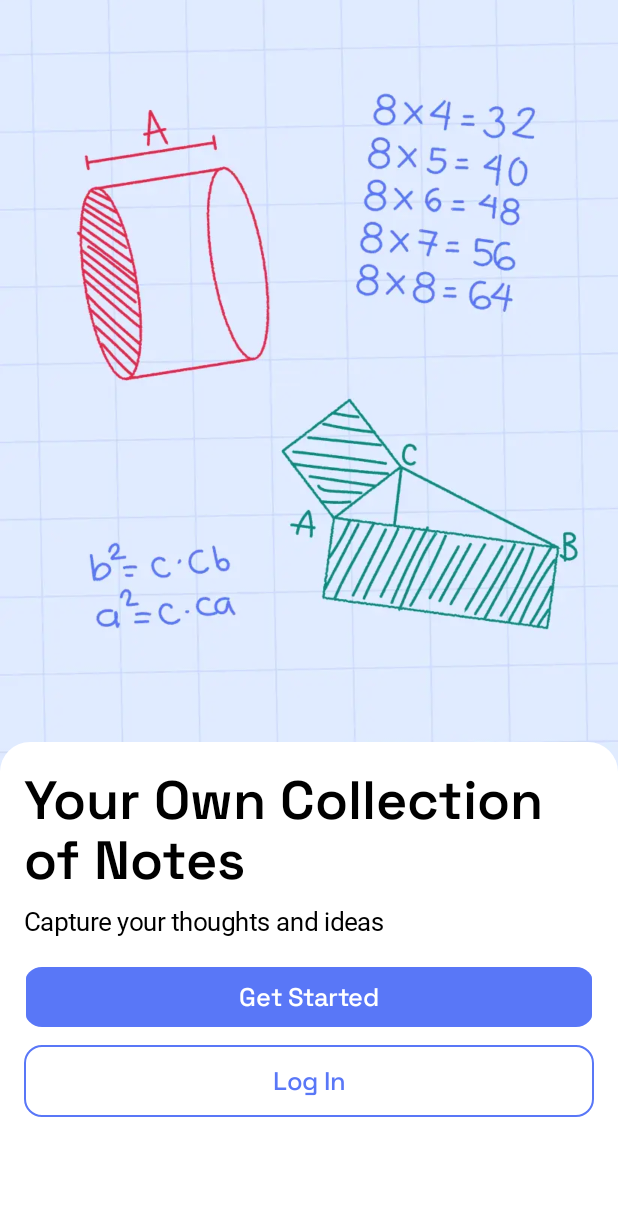
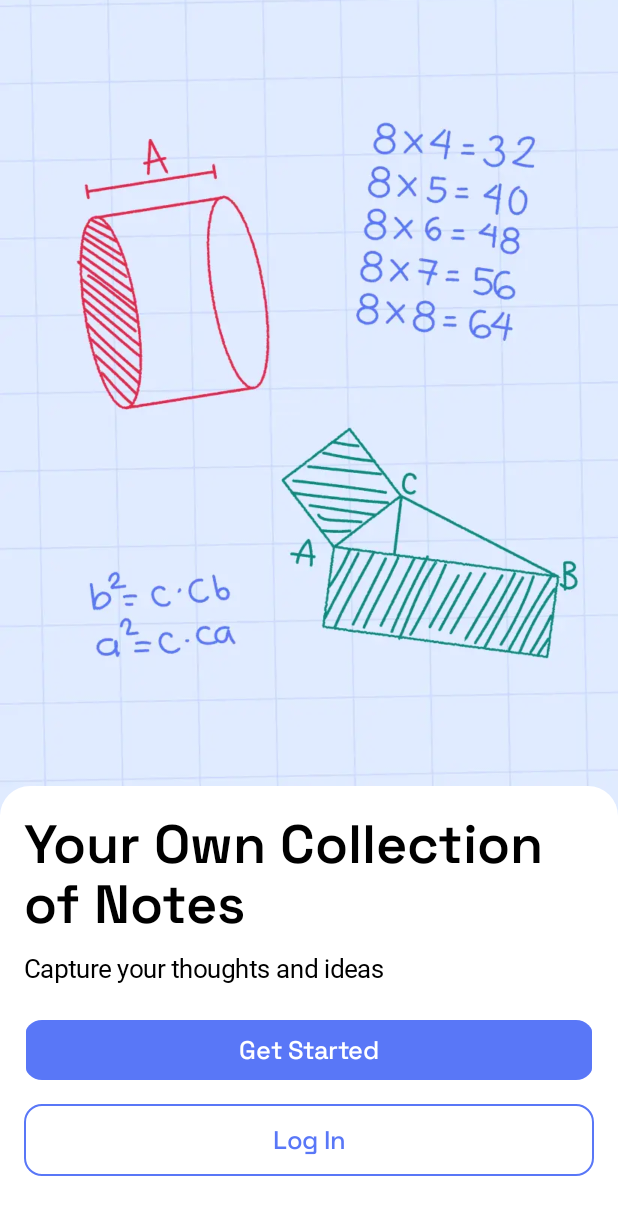
Before and after one commit to ssk18/NoteMark, an Android app built with Jetpack Compose: the screen it shows after launch (MainActivity), on a phone screen of 412 x 824 dp. Shown: the top 1215 px of the screen. Run offline under Robolectric (Android 15) with nearby library versions, the phone set to English and light mode, and no system bars; our stand-ins replace Navigation 3; Roboto replaces fonts that are not available here.

Commit message:
Refactor: Update LandingScreen UI and add components
- Simplified `LandingScreen` layout by removing responsive logic and using fixed dimensions.
- Added `eye.xml` and `eye_off.xml` drawable resources for password visibility toggle.
- Added string resources for "Hide password" and "Show password".
- Created `Icons.kt` with `PasswordVisibleIcon` and `PasswordNotVisibleIcon` composables.
- Added an empty `RegistrationScreen.kt` composable.
- Added `NoteMarkTextField` composable with custom styling and preview.

```diff
--- a/auth/presentation/src/main/java/com/ssk/auth/presentation/landingscreen/LandingScreen.kt
+++ b/auth/presentation/src/main/java/com/ssk/auth/presentation/landingscreen/LandingScreen.kt
@@ -3,14 +3,12 @@ package com.ssk.auth.presentation.landingscreen
 import androidx.compose.foundation.Image
 import androidx.compose.foundation.background
 import androidx.compose.foundation.layout.Box
-import androidx.compose.foundation.layout.BoxWithConstraints
 import androidx.compose.foundation.layout.Column
 import androidx.compose.foundation.layout.Spacer
 import androidx.compose.foundation.layout.fillMaxSize
 import androidx.compose.foundation.layout.fillMaxWidth
 import androidx.compose.foundation.layout.height
 import androidx.compose.foundation.layout.padding
-import androidx.compose.foundation.layout.width
 import androidx.compose.foundation.shape.RoundedCornerShape
 import androidx.compose.material3.MaterialTheme
 import androidx.compose.material3.Text
@@ -32,76 +30,23 @@ fun LandingScreen(
     onSignUpClick: () -> Unit,
     onSignInClick: () -> Unit
 ) {
-    BoxWithConstraints(modifier = modifier.fillMaxSize()) {
-        val constraints = this
-        val isLandscape = constraints.maxWidth > constraints.maxHeight
-        val isTablet = constraints.maxWidth >= 600.dp
-
-        // Calculate responsive dimensions based on constraints
-        val contentWidth = when {
-            constraints.maxWidth > 1200.dp -> constraints.maxWidth * 0.3f
-            constraints.maxWidth > 800.dp -> constraints.maxWidth * 0.35f
-            else -> constraints.maxWidth * 0.45f
-        }
-
-        val verticalPadding = constraints.maxHeight * 0.1f
-        val imageContentScale = if (isLandscape || isTablet) ContentScale.FillWidth else ContentScale.Crop
-
-        if (isLandscape || isTablet) {
-            // Landscape Layout - Image fills background, content overlaid
-            Box(modifier = Modifier.fillMaxSize()) {
-                // Full background image with better scaling
-                Image(
-                    painter = painterResource(id = R.drawable.notemark_background),
-                    contentDescription = null,
-                    contentScale = imageContentScale,
-                    modifier = Modifier.fillMaxSize()
-                )
-
-                // Content section with responsive positioning
     Box(
-                    modifier = Modifier
-                        .fillMaxSize()
-                        .padding(vertical = verticalPadding),
-                    contentAlignment = Alignment.CenterEnd
-                ) {
-                    ContentSection(
-                        modifier = Modifier
-                            .width(contentWidth)
-                            .background(
-                                color = MaterialTheme.colorScheme.onPrimary,
-                                shape = RoundedCornerShape(
-                                    topStart = 20.dp,
-                                    bottomStart = 20.dp
-                                )
-                            )
-                            .padding(
-                                horizontal = (constraints.maxWidth * 0.02f).coerceAtLeast(16.dp),
-                                vertical = (constraints.maxHeight * 0.03f).coerceAtLeast(16.dp)
-                            ),
-                        onSignUpClick = onSignUpClick,
-                        onSignInClick = onSignInClick
-                    )
-                }
-            }
-        } else {
-            // Portrait Layout
-            Box(
-                modifier = Modifier.fillMaxSize(),
+        modifier = modifier
+            .fillMaxSize(),
         contentAlignment = Alignment.BottomCenter
     ) {
         Image(
             painter = painterResource(id = R.drawable.notemark_background),
             contentDescription = null,
-                    contentScale = imageContentScale,
+            contentScale = ContentScale.Crop,
             modifier = Modifier
                 .fillMaxSize()
-                        .padding(bottom = constraints.maxHeight * 0.35f)
+                .padding(bottom = 250.dp)
         )
-                ContentSection(
+        Column(
             modifier = Modifier
                 .fillMaxWidth()
-                        .height(constraints.maxHeight * 0.4f)
+                .height(300.dp)
                 .background(
                     color = MaterialTheme.colorScheme.onPrimary,
                     shape = RoundedCornerShape(
@@ -109,44 +54,28 @@ fun LandingScreen(
                         topEnd = 20.dp
                     )
                 )
-                        .padding(horizontal = 16.dp, vertical = 16.dp),
-                    onSignUpClick = onSignUpClick,
-                    onSignInClick = onSignInClick
-                )
-            }
-        }
-    }
-}
-
-
-@Composable
-private fun ContentSection(
-    modifier: Modifier = Modifier,
-    onSignUpClick: () -> Unit,
-    onSignInClick: () -> Unit
-) {
-    Column(
-        modifier = modifier,
+                .padding(horizontal = 16.dp, vertical = 16.dp)
         ) {
             Text(
                 text = "Your Own Collection of Notes",
                 style = MaterialTheme.typography.titleLarge,
             )
-        Spacer(Modifier.height(8.dp))
+            Spacer(modifier = Modifier.height(10.dp))
             Text(
                 text = "Capture your thoughts and ideas",
                 style = MaterialTheme.typography.bodyLarge,
             )
-        Spacer(Modifier.height(16.dp))
+            Spacer(modifier = Modifier.height(20.dp))
             NoteMarkActionPrimaryButton(
                 onClick = onSignUpClick,
                 title = "Get Started"
             )
-        Spacer(Modifier.height(8.dp))
+            Spacer(modifier = Modifier.height(12.dp))
             NoteMarkActionSecondaryButton(
                 title = "Log In",
                 onClick = onSignInClick
             )
+        }
     }
 }
 
--- /dev/null
+++ b/core/presentation/designsystem/src/main/res/values/strings.xml
@@ -0,0 +1,5 @@
+<?xml version="1.0" encoding="utf-8"?>
+<resources>
+    <string name="hide_password">Hide password</string>
+    <string name="show_password">Show password</string>
+</resources>
```
Also changed, not shown: auth/presentation/src/main/java/com/ssk/auth/presentation/registrationscreen/RegistrationScreen.kt (added, +11 -0 lines), core/presentation/designsystem/src/main/java/com/ssk/core/presentation/designsystem/components/NoteMarkTextField.kt (added, +124 -0 lines), core/presentation/designsystem/src/main/java/com/ssk/core/presentation/designsystem/theme/Icons.kt (added, +14 -0 lines), core/presentation/designsystem/src/main/res/drawable/eye.xml (added, +20 -0 lines), core/presentation/designsystem/src/main/res/drawable/eye_off.xml (added, +13 -0 lines). Lines whose indentation alone changed are shown as unchanged.
